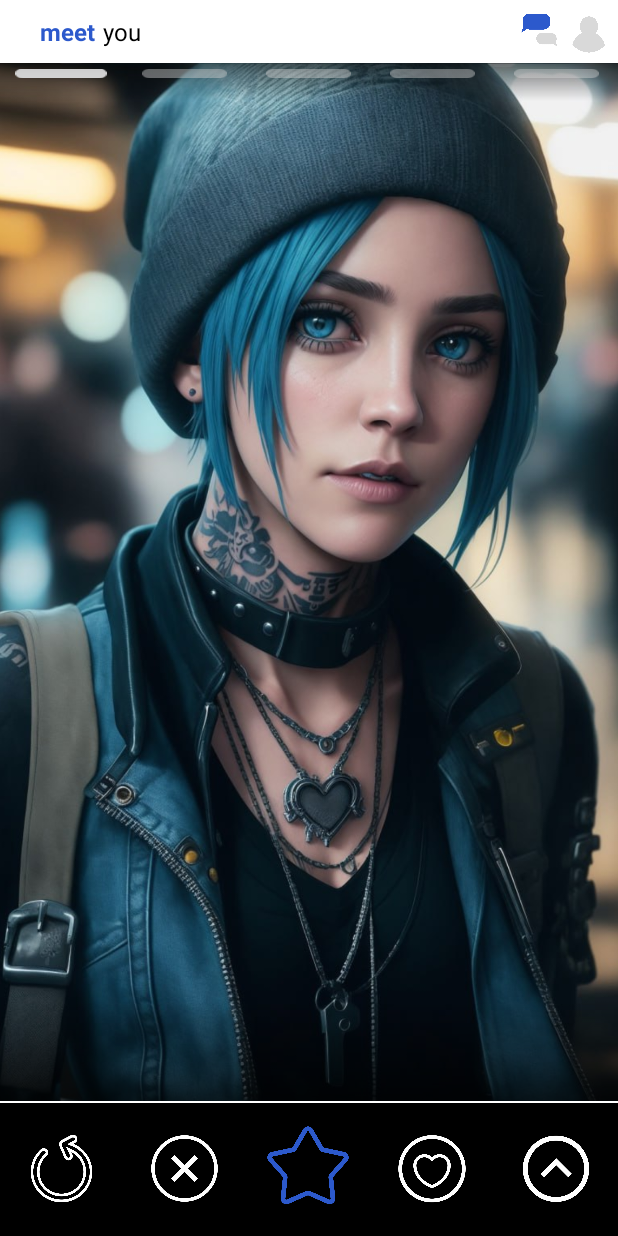
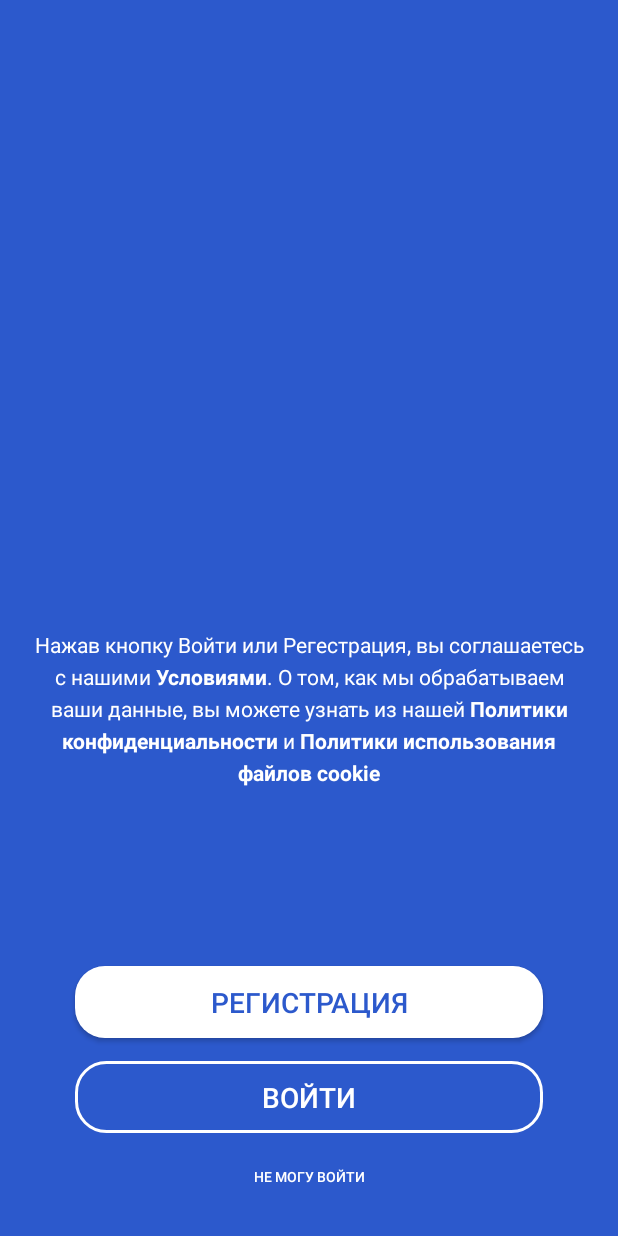
Before and after one commit to ssokkol/MeetYou, an Android app: the screen it shows after launch (MainActivity before the commit, StartAcivity after it), on a phone screen of 412 x 824 dp. Run offline under Robolectric (Android 15) with nearby library versions, the phone set to English and light mode, and no system bars.

Commit message:
Add StartScreen

```diff
--- a/app/src/main/AndroidManifest.xml
+++ b/app/src/main/AndroidManifest.xml
@@ -13,7 +13,7 @@
         android:theme="@style/Theme.MeetYou"
         tools:targetApi="31">
         <activity
-            android:name=".MainActivity"
+            android:name=".StartAcivity"
             android:exported="true">
             <intent-filter>
                 <action android:name="android.intent.action.MAIN" />
@@ -21,6 +21,9 @@
                 <category android:name="android.intent.category.LAUNCHER" />
             </intent-filter>
         </activity>
+        <activity
+            android:name=".MainActivity"
+            android:exported="false" />
     </application>
 
 </manifest>
--- /dev/null
+++ b/app/src/main/java/com/example/meetyou/StartAcivity.java
@@ -0,0 +1,17 @@
+package com.example.meetyou;
+
+import androidx.appcompat.app.AppCompatActivity;
+import androidx.core.content.ContextCompat;
+
+import android.os.Bundle;
+
+public class StartAcivity extends AppCompatActivity {
+
+    @Override
+    protected void onCreate(Bundle savedInstanceState) {
+        super.onCreate(savedInstanceState);
+        setContentView(R.layout.activity_start_acivity);
+
+        getWindow().setStatusBarColor(ContextCompat.getColor(StartAcivity.this, R.color.main));
+    }
+}
--- /dev/null
+++ b/app/src/main/res/drawable/button_background.xml
@@ -0,0 +1,4 @@
+<shape xmlns:android="http://schemas.android.com/apk/res/android">
+    <solid android:color="#FFFFFF" />
+    <corners android:radius="20dp" />
+</shape>
--- /dev/null
+++ b/app/src/main/res/drawable/button_outline_background.xml
@@ -0,0 +1,4 @@
+<shape xmlns:android="http://schemas.android.com/apk/res/android">
+    <stroke android:width="2dp" android:color="#FFFFFF" />
+    <corners android:radius="20dp" />
+</shape>
--- /dev/null
+++ b/app/src/main/res/layout/activity_start_acivity.xml
@@ -0,0 +1,74 @@
+<RelativeLayout xmlns:android="http://schemas.android.com/apk/res/android"
+    xmlns:tools="http://schemas.android.com/tools"
+    android:layout_width="match_parent"
+    android:layout_height="match_parent"
+    android:background="@color/main"
+    android:id="@+id/start_window">
+    <LinearLayout
+        android:layout_width="match_parent"
+        android:layout_height="wrap_content"
+        android:layout_marginTop="420dp"
+        android:layout_marginBottom="200dp"
+        android:layout_marginRight="20dp"
+        android:layout_marginLeft="20dp">
+        <TextView
+            android:layout_width="wrap_content"
+            android:layout_height="wrap_content"
+            android:text="@string/cookie_and_private_police_accept"
+            android:textColor="@color/white"
+            android:textStyle="normal"
+            android:gravity="center"
+            android:textSize="14sp"
+            android:lineSpacingExtra="5dp"
+            >
+
+        </TextView>
+    </LinearLayout>
+    <LinearLayout
+        android:layout_width="match_parent"
+        android:layout_height="wrap_content"
+        android:orientation="vertical"
+        android:layout_alignParentBottom="true"
+        android:id="@+id/buttons_space">
+
+        <androidx.appcompat.widget.AppCompatButton
+            android:id="@+id/sign_up_button"
+            android:layout_width="match_parent"
+            android:layout_height="wrap_content"
+            android:layout_marginRight="50dp"
+            android:layout_marginLeft="50dp"
+            android:layout_marginTop="15dp"
+            android:layout_marginBottom="15dp"
+            android:text="Регистрация"
+            android:textColor="#2c59cc"
+            android:textSize="18.76sp"
+            android:textStyle="normal"
+            android:background="@drawable/button_background" />
+
+        <androidx.appcompat.widget.AppCompatButton
+            android:id="@+id/sign_in_button"
+            android:layout_width="match_parent"
+            android:layout_height="wrap_content"
+            android:layout_marginRight="50dp"
+            android:layout_marginLeft="50dp"
+            android:layout_marginBottom="5dp"
+            android:text="Войти"
+            android:textColor="#ffffff"
+            android:textSize="18.76sp"
+            android:textStyle="normal"
+            android:background="@drawable/button_outline_background" />
+
+        <androidx.appcompat.widget.AppCompatButton
+            android:id="@+id/forgot_password_button"
+            android:layout_width="match_parent"
+            android:layout_height="wrap_content"
+            android:layout_marginRight="50dp"
+            android:layout_marginLeft="50dp"
+            android:layout_marginBottom="15dp"
+            android:text="Не могу войти"
+            android:background="@android:color/transparent"
+            android:textColor="#ffffff"
+            android:textSize="9.38sp"
+            android:textStyle="normal" />
+    </LinearLayout>
+</RelativeLayout>
--- a/app/src/main/res/values-night/themes.xml
+++ b/app/src/main/res/values-night/themes.xml
@@ -4,4 +4,6 @@
         <!-- Customize your dark theme here. -->
         <!-- <item name="colorPrimary">@color/my_dark_primary</item> -->
     </style>
+
+    <style name="Theme.MeetYou" parent="Base.Theme.MeetYou" />
 </resources>
--- a/app/src/main/res/values/strings.xml
+++ b/app/src/main/res/values/strings.xml
@@ -1,3 +1,4 @@
 <resources>
     <string name="app_name">MeetYou</string>
+    <string name="cookie_and_private_police_accept">Нажав кнопку Войти или Регестрация, вы соглашаетесь с нашими <b>Условиями</b>. О том, как мы обрабатываем ваши данные, вы можете узнать из нашей <b>Политики конфиденциальности</b> и <b>Политики использования файлов cookie</b></string>
 </resources>
--- a/app/src/main/res/values/themes.xml
+++ b/app/src/main/res/values/themes.xml
@@ -1,6 +1,6 @@
 <resources xmlns:tools="http://schemas.android.com/tools">
     <!-- Base application theme. -->
-    <style name="Base.Theme.MeetYou" parent="Theme.Material3.DayNight.NoActionBar">
+    <style name="Base.Theme.MeetYou" parent="Theme.AppCompat.Light.NoActionBar">
         <!-- Customize your light theme here. -->
         <!-- <item name="colorPrimary">@color/my_light_primary</item> -->
     </style>
```
